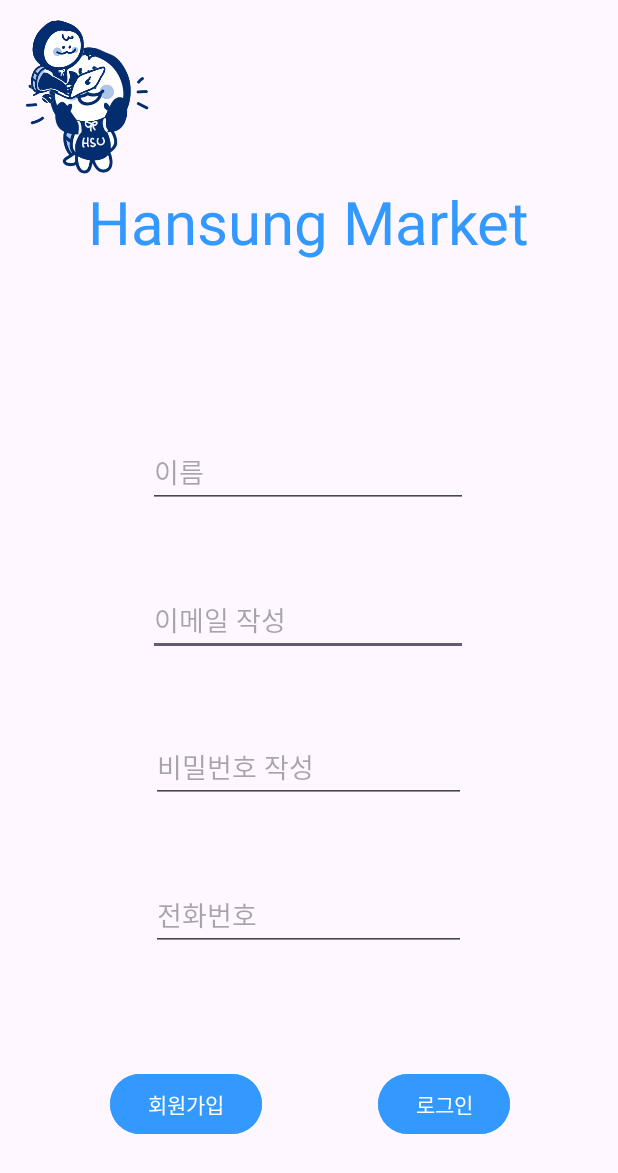
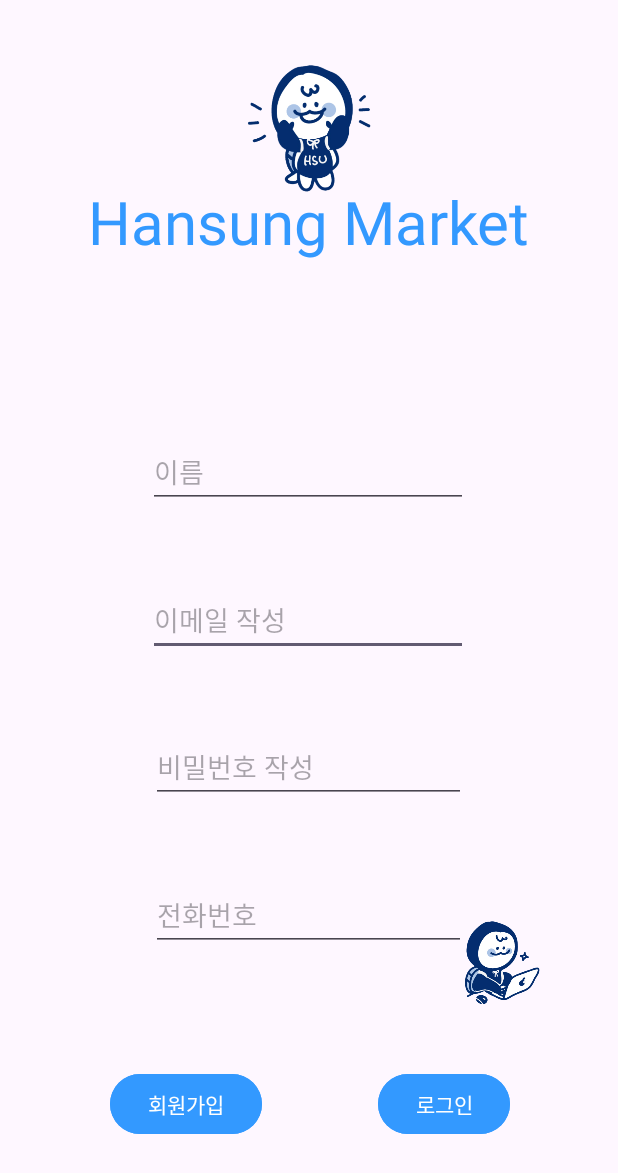
Before and after one commit to eeazzy/carrotMarket, an Android app: the screen it shows after launch (LoginActivity), on a phone screen of 412 x 824 dp. Shown: the top 1173 px of the screen. Run offline under Robolectric (Android 15) with nearby library versions, the phone set to English and light mode, and no system bars; our stand-ins replace Firebase (no records; nobody signed in at launch, a user with empty details on screens opened directly).

Commit message:
한성마켓?

```diff
--- a/app/src/main/res/layout/login.xml
+++ b/app/src/main/res/layout/login.xml
@@ -106,17 +106,25 @@
         android:id="@+id/imageView2"
         android:layout_width="116dp"
         android:layout_height="147dp"
-        app:srcCompat="@drawable/hansung2"
-        tools:layout_editor_absoluteX="147dp"
-        tools:layout_editor_absoluteY="-10dp" />
+        android:layout_marginBottom="120dp"
+        app:layout_constraintBottom_toTopOf="@+id/setName"
+        app:layout_constraintEnd_toEndOf="parent"
+        app:layout_constraintStart_toStartOf="parent"
+        app:layout_constraintTop_toTopOf="parent"
+        app:srcCompat="@drawable/hansung2" />
 
     <ImageView
         android:id="@+id/imageView4"
         android:layout_width="84dp"
         android:layout_height="82dp"
-        app:srcCompat="@drawable/hansung3"
-        tools:layout_editor_absoluteX="288dp"
-        tools:layout_editor_absoluteY="517dp" />
+        android:layout_marginStart="250dp"
+        android:layout_marginTop="8dp"
+        android:layout_marginBottom="70dp"
+        app:layout_constraintBottom_toTopOf="@+id/btnLogin"
+        app:layout_constraintEnd_toEndOf="parent"
+        app:layout_constraintStart_toStartOf="parent"
+        app:layout_constraintTop_toBottomOf="@+id/editTextPhone"
+        app:srcCompat="@drawable/hansung3" />
 
 
 </androidx.constraintlayout.widget.ConstraintLayout>
```
